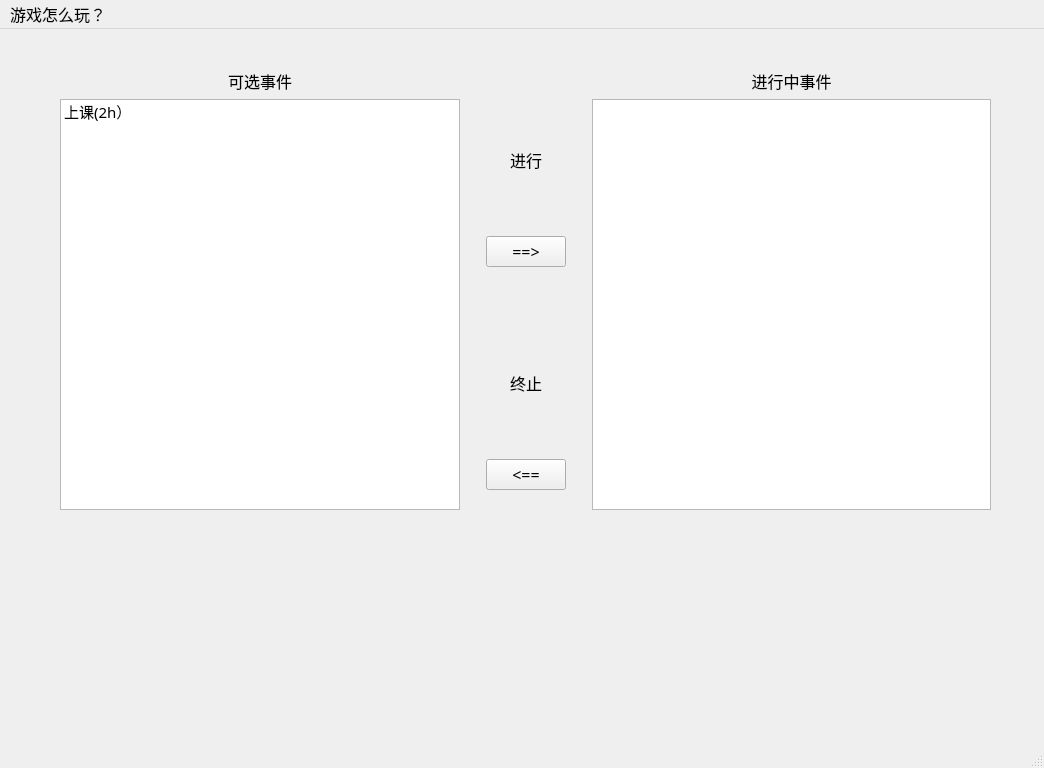
First picture: the form in xiaozhenzuotijia.ui, repository GeoffreyHowe/xiaozhenzuotijia, before the edit.
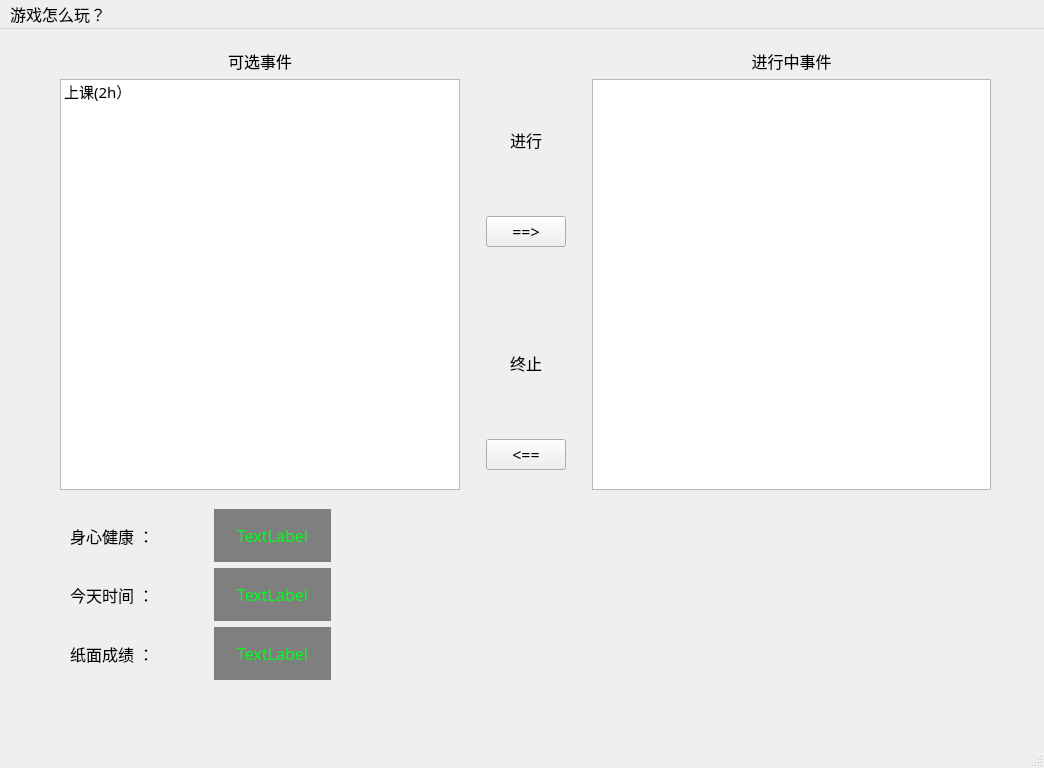
Second picture: the form after the edit.

Commit message: 玩家的创建，游戏界面的修修补补

```diff
--- a/xiaozhenzuotijia.ui
+++ b/xiaozhenzuotijia.ui
@@ -24,7 +24,7 @@
     <property name="geometry">
      <rect>
       <x>40</x>
-      <y>40</y>
+      <y>20</y>
       <width>971</width>
       <height>441</height>
      </rect>
@@ -228,6 +228,136 @@
      </item>
     </layout>
    </widget>
+   <widget class="QWidget" name="verticalLayoutWidget">
+    <property name="geometry">
+     <rect>
+      <x>70</x>
+      <y>480</y>
+      <width>261</width>
+      <height>171</height>
+     </rect>
+    </property>
+    <layout class="QVBoxLayout" name="verticalLayout_4">
+     <item>
+      <layout class="QHBoxLayout" name="horizontalLayout_3" stretch="1,0,1">
+       <item>
+        <widget class="QLabel" name="label_6">
+         <property name="text">
+          <string>身心健康 ：</string>
+         </property>
+        </widget>
+       </item>
+       <item>
+        <spacer name="verticalSpacer_6">
+         <property name="orientation">
+          <enum>Qt::Vertical</enum>
+         </property>
+         <property name="sizeHint" stdset="0">
+          <size>
+           <width>20</width>
+           <height>40</height>
+          </size>
+         </property>
+        </spacer>
+       </item>
+       <item>
+        <widget class="QLabel" name="labHealth">
+         <property name="styleSheet">
+          <string notr="true">background:rgb(127, 127, 127);
+
+color:rgb(0, 255, 29);
+</string>
+         </property>
+         <property name="text">
+          <string>TextLabel</string>
+         </property>
+         <property name="alignment">
+          <set>Qt::AlignCenter</set>
+         </property>
+        </widget>
+       </item>
+      </layout>
+     </item>
+     <item>
+      <layout class="QHBoxLayout" name="horizontalLayout" stretch="1,0,1">
+       <item>
+        <widget class="QLabel" name="label_5">
+         <property name="text">
+          <string>今天时间 ：</string>
+         </property>
+        </widget>
+       </item>
+       <item>
+        <spacer name="verticalSpacer_5">
+         <property name="orientation">
+          <enum>Qt::Vertical</enum>
+         </property>
+         <property name="sizeHint" stdset="0">
+          <size>
+           <width>20</width>
+           <height>40</height>
+          </size>
+         </property>
+        </spacer>
+       </item>
+       <item>
+        <widget class="QLabel" name="labTime">
+         <property name="styleSheet">
+          <string notr="true">background:rgb(127, 127, 127);
+
+color:rgb(0, 255, 29);</string>
+         </property>
+         <property name="text">
+          <string>TextLabel</string>
+         </property>
+         <property name="alignment">
+          <set>Qt::AlignCenter</set>
+         </property>
+        </widget>
+       </item>
+      </layout>
+     </item>
+     <item>
+      <layout class="QHBoxLayout" name="horizontalLayout_4" stretch="1,0,1">
+       <item>
+        <widget class="QLabel" name="label_7">
+         <property name="text">
+          <string>纸面成绩 ：</string>
+         </property>
+        </widget>
+       </item>
+       <item>
+        <spacer name="verticalSpacer_7">
+         <property name="orientation">
+          <enum>Qt::Vertical</enum>
+         </property>
+         <property name="sizeHint" stdset="0">
+          <size>
+           <width>20</width>
+           <height>40</height>
+          </size>
+         </property>
+        </spacer>
+       </item>
+       <item>
+        <widget class="QLabel" name="labScore">
+         <property name="styleSheet">
+          <string notr="true">background:rgb(127, 127, 127);
+
+color:rgb(0, 255, 29);</string>
+         </property>
+         <property name="text">
+          <string>TextLabel</string>
+         </property>
+         <property name="alignment">
+          <set>Qt::AlignCenter</set>
+         </property>
+        </widget>
+       </item>
+      </layout>
+     </item>
+    </layout>
+   </widget>
   </widget>
   <widget class="QMenuBar" name="menubar">
    <property name="geometry">
```
Left out of the diff: 2 changed lines with no effect on the pictures. The commit also changes 4 other files.
